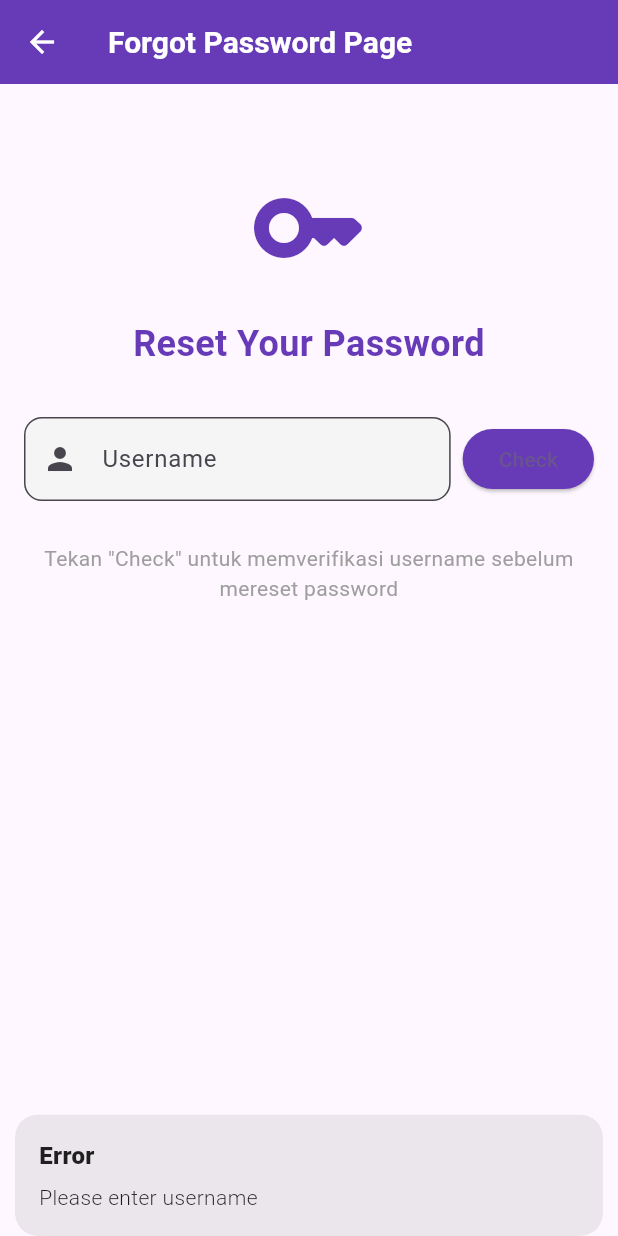
After one commit to satriamulya789/crud-flutter-internship, a Flutter app: the ForgotPassword screen opened by its route, after a tap on "Check", on a phone screen of 412 x 824 dp. The commit adds this screen. Run offline on Flutter 3.47's test engine with Material 3 defaults, Android fonts, the phone set to English and light mode, and no system bars; our stand-ins replace dio, get, hive, hive_flutter; accounts and stored records are empty.

Commit message:
feat(auth): add Forgot Password feature
- add lib/pages/forgot_password.dart
- wire route in lib/main.dart
- add validation and reset logic

```diff
--- a/lib/controllers/home_controller.dart
+++ b/lib/controllers/home_controller.dart
@@ -28,7 +28,7 @@ class HomeController extends GetxController {
     fetchUsers();
     fetchLocalUsers();
   }
-
+ //TODO: add lupa pw
   //  REMOTE USERS (API)
 
   /// Fetch all remote users from API
--- a/lib/main.dart
+++ b/lib/main.dart
@@ -1,4 +1,5 @@
 import 'package:crud/models/user_login_model.dart';
+import 'package:crud/pages/forgot_password.dart';
 import 'package:crud/pages/login_page.dart';
 import 'package:crud/pages/register_page.dart';
 import 'package:crud/pages/welcome_page.dart';
@@ -37,6 +38,7 @@ class MyApp extends StatelessWidget {
         GetPage(name: '/login', page: () => const LoginPage()),
         GetPage(name: '/register', page: () => const RegisterPage()),
         GetPage(name: '/local_users', page: () => const LocalUsersTab()),
+        GetPage(name: '/forgot-password', page: () => const ForgotPassword()),
       ],
     );
   }
--- /dev/null
+++ b/lib/pages/forgot_password.dart
@@ -0,0 +1,341 @@
+import 'package:crud/models/user_login_model.dart';
+import 'package:flutter/material.dart';
+import 'package:get/get.dart';
+import 'package:hive/hive.dart';
+
+class ForgotPassword extends StatefulWidget {
+  const ForgotPassword({super.key});
+
+  @override
+  State<ForgotPassword> createState() => _ForgotPasswordState();
+}
+
+class _ForgotPasswordState extends State<ForgotPassword> {
+  final _usernameCtrl = TextEditingController();
+  final _passwordCtrl = TextEditingController();
+  final _confirmCtrl = TextEditingController();
+  final _formKey = GlobalKey<FormState>();
+  bool _loading = false;
+  bool _obscurePassword = true;
+
+  // state to track whether username exists
+  bool _userFound = false;
+
+  @override
+  void dispose() {
+    _usernameCtrl.dispose();
+    _passwordCtrl.dispose();
+    _confirmCtrl.dispose();
+    super.dispose();
+  }
+
+  // Check if username exists in Hive before showing password fields
+  Future<void> _checkUsername() async {
+    final username = _usernameCtrl.text.trim();
+    if (username.isEmpty) {
+      Get.snackbar(
+        'Error',
+        'Please enter username',
+        snackPosition: SnackPosition.BOTTOM,
+      );
+      return;
+    }
+
+    setState(() => _loading = true);
+    Box? box;
+    try {
+      box = await Hive.openBox('users');
+      final stored = box.get(username);
+      if (stored == null) {
+        setState(() {
+          _userFound = false;
+        });
+        Get.snackbar(
+          'Not found',
+          'Username tidak ditemukan',
+          snackPosition: SnackPosition.BOTTOM,
+        );
+      } else {
+        setState(() {
+          _userFound = true;
+        });
+        Get.snackbar(
+          'Found',
+          'Username ditemukan, silakan reset password',
+          snackPosition: SnackPosition.BOTTOM,
+        );
+      }
+    } catch (e) {
+      Get.snackbar(
+        'Error',
+        'Gagal memeriksa username',
+        snackPosition: SnackPosition.BOTTOM,
+      );
+    } finally {
+      await box?.close();
+      setState(() => _loading = false);
+    }
+  }
+
+  // Reset password: supports Map values or User model objects (basic attempts)
+  Future<void> _resetPassword() async {
+    if (!_formKey.currentState!.validate()) return;
+    if (!_userFound) {
+      Get.snackbar(
+        'Error',
+        'Periksa username dulu',
+        snackPosition: SnackPosition.BOTTOM,
+      );
+      return;
+    }
+
+    setState(() => _loading = true);
+    final username = _usernameCtrl.text.trim();
+    final newPassword = _passwordCtrl.text;
+
+    Box? box;
+    try {
+      box = await Hive.openBox('users');
+      final stored = box.get(username);
+
+      if (stored == null) {
+        Get.snackbar(
+          'Error',
+          'User not found',
+          snackPosition: SnackPosition.BOTTOM,
+        );
+        setState(() => _userFound = false);
+        return;
+      }
+
+      if (stored is Map) {
+        final updated = Map<String, dynamic>.from(stored);
+        updated['password'] = newPassword;
+        await box.put(username, updated);
+      } else {
+        final dynamic s = stored;
+        var saved = false;
+
+        // Try direct assignment if field exists
+        try {
+          s.password = newPassword;
+          await box.put(username, s);
+          saved = true;
+        } catch (_) {}
+
+        // Try toJson -> update -> save Map
+        if (!saved) {
+          try {
+            final map = (s.toJson() as Map).cast<String, dynamic>();
+            map['password'] = newPassword;
+            await box.put(username, map);
+            saved = true;
+          } catch (_) {}
+        }
+
+        // Try copyWith
+        if (!saved) {
+          try {
+            final newObj = s.copyWith(password: newPassword);
+            await box.put(username, newObj);
+            saved = true;
+          } catch (_) {}
+        }
+
+        if (!saved) {
+          Get.snackbar(
+            'Error',
+            'Tipe data user tidak dapat di-update',
+            snackPosition: SnackPosition.BOTTOM,
+          );
+          return;
+        }
+      }
+
+      Get.snackbar(
+        'Sukses',
+        'Password berhasil di-reset',
+        snackPosition: SnackPosition.BOTTOM,
+      );
+      Get.toNamed('/login');
+    } catch (e) {
+      Get.snackbar(
+        'Error',
+        'Gagal mereset password',
+        snackPosition: SnackPosition.BOTTOM,
+      );
+    } finally {
+      await box?.close();
+      setState(() => _loading = false);
+    }
+  }
+
+  @override
+  Widget build(BuildContext context) {
+    return Scaffold(
+      appBar: AppBar(
+        title: const Text(
+          'Forgot Password Page',
+          style: TextStyle(
+            fontWeight: FontWeight.bold,
+            fontSize: 20,
+            color: Colors.white,
+          ),
+        ),
+        backgroundColor: Colors.deepPurple,
+        leading: IconButton(
+          icon: const Icon(Icons.arrow_back, color: Colors.white),
+          onPressed: () => Get.toNamed('/login'),
+        ),
+      ),
+      body: Padding(
+        padding: const EdgeInsets.all(16.0),
+        child: ListView(
+          children: [
+            const SizedBox(height: 40),
+            const Icon(Icons.key_rounded, size: 80, color: Colors.deepPurple),
+            const SizedBox(height: 20),
+            const Text(
+              'Reset Your Password',
+              textAlign: TextAlign.center,
+              style: TextStyle(
+                fontSize: 24,
+                fontWeight: FontWeight.bold,
+                color: Colors.deepPurple,
+              ),
+            ),
+            const SizedBox(height: 32),
+
+            // Username row with check button
+            Row(
+              children: [
+                Expanded(
+                  child: TextField(
+                    controller: _usernameCtrl,
+                    decoration: InputDecoration(
+                      labelText: 'Username',
+                      hintText: 'Enter your username',
+                      prefixIcon: const Icon(Icons.person),
+                      border: OutlineInputBorder(
+                        borderRadius: BorderRadius.circular(12),
+                      ),
+                      filled: true,
+                      fillColor: Colors.grey[100],
+                    ),
+                  ),
+                ),
+                const SizedBox(width: 8),
+                ElevatedButton(
+                  onPressed: _loading ? null : _checkUsername,
+                  style: ElevatedButton.styleFrom(
+                    backgroundColor: Colors.deepPurple,
+                  ),
+                  child: _loading
+                      ? const SizedBox(
+                          width: 18,
+                          height: 18,
+                          child: CircularProgressIndicator(
+                            color: Colors.white,
+                            strokeWidth: 2,
+                          ),
+                        )
+                      : const Text('Check'),
+                ),
+              ],
+            ),
+
+            const SizedBox(height: 20),
+
+            // Password fields only when username found
+            if (_userFound) ...[
+              Form(
+                key: _formKey,
+                child: Column(
+                  children: [
+                    TextFormField(
+                      controller: _passwordCtrl,
+                      obscureText: _obscurePassword,
+                      decoration: InputDecoration(
+                        labelText: 'New Password',
+                        prefixIcon: const Icon(Icons.lock),
+                        suffixIcon: IconButton(
+                          icon: Icon(
+                            _obscurePassword
+                                ? Icons.visibility_off
+                                : Icons.visibility,
+                          ),
+                          onPressed: () => setState(
+                            () => _obscurePassword = !_obscurePassword,
+                          ),
+                        ),
+                        border: OutlineInputBorder(
+                          borderRadius: BorderRadius.circular(12),
+                        ),
+                        filled: true,
+                        fillColor: Colors.grey[100],
+                      ),
+                      validator: (value) {
+                        if (value == null || value.isEmpty)
+                          return 'Please enter new password';
+                        if (value.length < 6)
+                          return 'Password minimal 6 karakter';
+                        return null;
+                      },
+                    ),
+                    const SizedBox(height: 12),
+                    TextFormField(
+                      controller: _confirmCtrl,
+                      obscureText: _obscurePassword,
+                      decoration: InputDecoration(
+                        labelText: 'Confirm Password',
+                        prefixIcon: const Icon(Icons.lock_outline),
+                        border: OutlineInputBorder(
+                          borderRadius: BorderRadius.circular(12),
+                        ),
+                        filled: true,
+                        fillColor: Colors.grey[100],
+                      ),
+                      validator: (value) {
+                        if (value == null || value.isEmpty)
+                          return 'Please confirm password';
+                        if (value != _passwordCtrl.text)
+                          return 'Password tidak cocok';
+                        return null;
+                      },
+                    ),
+                    const SizedBox(height: 20),
+                    SizedBox(
+                      height: 48,
+                      width: double.infinity,
+                      child: ElevatedButton(
+                        onPressed: _loading ? null : _resetPassword,
+                        style: ElevatedButton.styleFrom(
+                          backgroundColor: Colors.deepPurple,
+                          shape: RoundedRectangleBorder(
+                            borderRadius: BorderRadius.circular(12),
+                          ),
+                        ),
+                        child: _loading
+                            ? const CircularProgressIndicator(
+                                color: Colors.white,
+                              )
+                            : const Text('Reset Password'),
+                      ),
+                    ),
+                  ],
+                ),
+              ),
+            ] else ...[
+              const SizedBox(height: 8),
+              const Text(
+                'Tekan "Check" untuk memverifikasi username sebelum mereset password',
+                style: TextStyle(color: Colors.grey),
+                textAlign: TextAlign.center,
+              ),
+            ],
+          ],
+        ),
+      ),
+    );
+  }
+}
--- a/lib/widgets/user_dialogs.dart
+++ b/lib/widgets/user_dialogs.dart
@@ -218,6 +218,7 @@ class UserDialogs {
       ),
     );
   }
+
 
   static Future<void> confirmDeleteRemote(
     BuildContext context,
```
Also changed, not shown: lib/pages/login_page.dart (+24 -8 lines).
